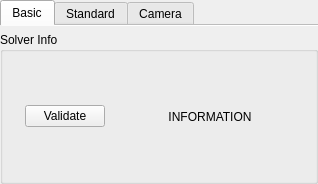
Qt form python/mmSolver/tools/solver/widget/solver_widget.ui (david-cattermole/mayaMatchMoveSolver) before a commit.
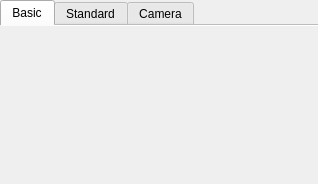
The same form after that commit.

Commit message:
Solver UI - Remove Legacy Solver widget
The legacy solver widget has been hidden for a number of releases now -
lets remove it.

What changed in the file:
```diff
--- a/python/mmSolver/tools/solver/widget/solver_widget.ui
+++ b/python/mmSolver/tools/solver/widget/solver_widget.ui
@@ -159,69 +159,6 @@
      </widget>
     </widget>
    </item>
-   <item>
-    <widget class="QGroupBox" name="info_groupBox">
-     <property name="title">
-      <string>Solver Info</string>
-     </property>
-     <layout class="QHBoxLayout" name="horizontalLayout">
-      <property name="spacing">
-       <number>2</number>
-      </property>
-      <property name="leftMargin">
-       <number>2</number>
-      </property>
-      <property name="topMargin">
-       <number>2</number>
-      </property>
-      <property name="rightMargin">
-       <number>2</number>
-      </property>
-      <property name="bottomMargin">
-       <number>2</number>
-      </property>
-      <item>
-       <spacer name="horizontalSpacer">
-        <property name="orientation">
-         <enum>Qt::Horizontal</enum>
-        </property>
-        <property name="sizeType">
-         <enum>QSizePolicy::Minimum</enum>
-        </property>
-        <property name="sizeHint" stdset="0">
-         <size>
-          <width>20</width>
-          <height>20</height>
-         </size>
-        </property>
-       </spacer>
-      </item>
-      <item>
-       <widget class="QPushButton" name="validate_pushButton">
-        <property name="text">
-         <string>Validate</string>
-        </property>
-       </widget>
-      </item>
-      <item>
-       <widget class="QLabel" name="info_label">
-        <property name="sizePolicy">
-         <sizepolicy hsizetype="Expanding" vsizetype="Preferred">
-          <horstretch>0</horstretch>
-          <verstretch>0</verstretch>
-         </sizepolicy>
-        </property>
-        <property name="text">
-         <string>INFORMATION</string>
-        </property>
-        <property name="alignment">
-         <set>Qt::AlignCenter</set>
-        </property>
-       </widget>
-      </item>
-     </layout>
-    </widget>
-   </item>
   </layout>
  </widget>
  <resources/>
```
The commit also changes 20 other files.
